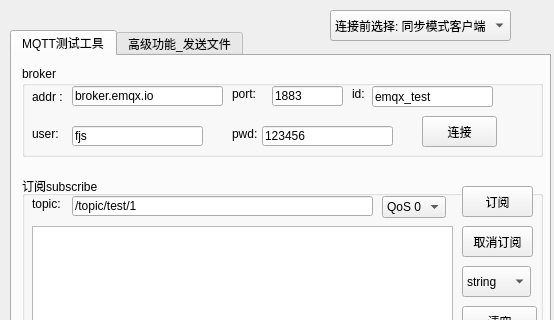
Above: mqtt_tools/widget.ui from wrzfeijianshen/mqtt_tools before the change; both pictures show x 0 to 554 and y 0 to 320 of the 554 by 641 pixel window. Below: the same form after it.
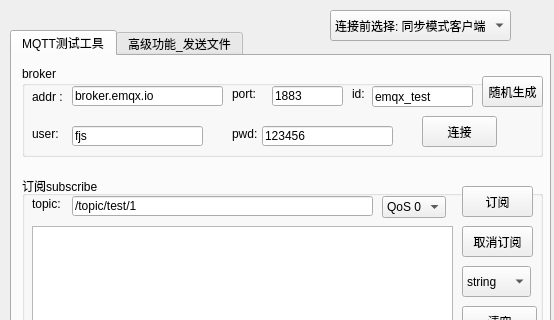
That is the form after the change.

```diff
--- a/mqtt_tools/widget.ui
+++ b/mqtt_tools/widget.ui
@@ -124,7 +124,7 @@
        <rect>
         <x>350</x>
         <y>20</y>
-        <width>121</width>
+        <width>101</width>
         <height>21</height>
        </rect>
       </property>
@@ -184,6 +184,19 @@
        <string>123456</string>
       </property>
      </widget>
+     <widget class="QPushButton" name="pushButton_11">
+      <property name="geometry">
+       <rect>
+        <x>460</x>
+        <y>10</y>
+        <width>61</width>
+        <height>31</height>
+       </rect>
+      </property>
+      <property name="text">
+       <string>随机生成</string>
+      </property>
+     </widget>
     </widget>
     <widget class="QGroupBox" name="groupBox_2">
      <property name="geometry">
```
